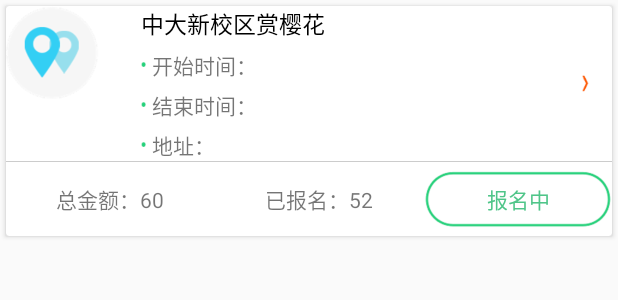
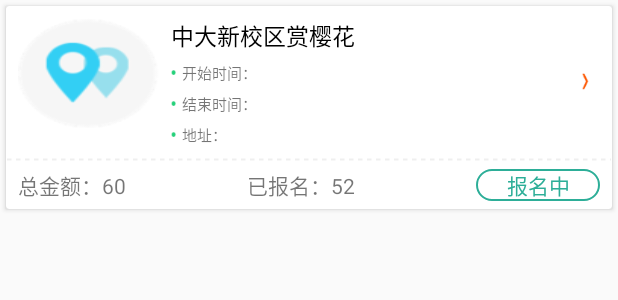
Before and after one commit to ActivityCommunityTeam/ActivityCommunity, an Android app: the layout calendar_recyclerview_list.xml on its own in the app's theme, with its tools: preview values and no code run, on a phone screen of 412 x 824 dp. Shown: the top 300 px of the screen. Run offline under Robolectric (Android 15) with nearby library versions, the phone set to English and light mode, and no system bars.

Commit message:
第三次提交

```diff
--- /dev/null
+++ b/app/src/main/res/drawable/tj_recylist_item_line_shap.xml
@@ -0,0 +1,12 @@
+<?xml version="1.0" encoding="utf-8"?>
+<shape xmlns:android="http://schemas.android.com/apk/res/android"
+       android:shape="line" >
+    <!--显示一条虚线，破折线的宽度为dashWith，破折线之间的空隙的宽度为dashGap，当dashGap=0dp时，为实线 -->
+    <stroke
+        android:dashGap="3dp"
+        android:dashWidth="3dp"
+        android:width="1dp"
+        android:color="@color/whitesmoke" />
+    <!-- 虚线的高度 -->
+    <size android:height="1dp" />
+</shape>
--- /dev/null
+++ b/app/src/main/res/drawable/tj_recylist_item_money_text_dark_shap.xml
@@ -0,0 +1,22 @@
+<?xml version="1.0" encoding="utf-8"?>
+<shape xmlns:android="http://schemas.android.com/apk/res/android"
+    android:shape="rectangle">
+    <!-- 圆角 -->
+    <corners
+        android:radius="20dp"
+        /><!-- 设置圆角半径 -->
+    <!-- 大小 -->
+    <!--<size
+        android:width="50dp"
+        android:height="50dp"/>&lt;!&ndash; 宽度和高度 &ndash;&gt;-->
+
+    <!-- 填充 -->
+    <solid
+        android:color="@color/whitesmoke"/><!-- 填充的颜色 -->
+
+    <!-- 描边 -->
+    <stroke
+        android:width="1dp"
+        android:color="@color/colorPrimaryDark"
+        />
+</shape>
--- /dev/null
+++ b/app/src/main/res/drawable/tj_recylist_item_money_text_light_shap.xml
@@ -0,0 +1,22 @@
+<?xml version="1.0" encoding="utf-8"?>
+<shape xmlns:android="http://schemas.android.com/apk/res/android"
+    android:shape="rectangle">
+    <!-- 圆角 -->
+    <corners
+        android:radius="20dp"
+        /><!-- 设置圆角半径 -->
+    <!-- 大小 -->
+    <!--<size
+        android:width="50dp"
+        android:height="50dp"/>&lt;!&ndash; 宽度和高度 &ndash;&gt;-->
+
+    <!-- 填充 -->
+    <solid
+        android:color="@android:color/white"/><!-- 填充的颜色 -->
+
+    <!-- 描边 -->
+    <stroke
+        android:width="1dp"
+        android:color="@color/colorPrimaryDark"
+        />
+</shape>
--- /dev/null
+++ b/app/src/main/res/drawable/tj_recylist_item_money_txt_sel.xml
@@ -0,0 +1,10 @@
+<?xml version="1.0" encoding="utf-8"?>
+<selector xmlns:android="http://schemas.android.com/apk/res/android">
+
+    <item android:state_checked="true" android:drawable="@drawable/tj_recylist_item_money_text_dark_shap"/>
+    <item android:state_pressed="true" android:drawable="@drawable/tj_recylist_item_money_text_dark_shap"/>
+    <item android:state_focused="true" android:drawable="@drawable/tj_recylist_item_money_text_dark_shap"/>
+    <item android:state_selected="true" android:drawable="@drawable/tj_recylist_item_money_text_dark_shap"/>
+    <item android:state_checked="false" android:drawable="@drawable/tj_recylist_item_money_text_light_shap"/>
+
+</selector>
--- /dev/null
+++ b/app/src/main/res/drawable/tj_recylist_item_sel.xml
@@ -0,0 +1,5 @@
+<?xml version="1.0" encoding="utf-8"?>
+<ripple xmlns:android="http://schemas.android.com/apk/res/android"
+        android:color="@color/colorPrimaryDark">
+    <item android:drawable="@color/colorFont_white"/>
+</ripple>
--- a/app/src/main/res/layout/calendar_recyclerview_list.xml
+++ b/app/src/main/res/layout/calendar_recyclerview_list.xml
@@ -4,11 +4,14 @@
     android:layout_width="match_parent"
     android:layout_height="wrap_content"
     android:layout_margin="4dp"
+    android:descendantFocusability="blocksDescendants"
     >
 
     <LinearLayout
         android:layout_width="match_parent"
         android:layout_height="wrap_content"
+        android:background="?android:selectableItemBackground"
+        android:descendantFocusability="blocksDescendants"
         android:orientation="vertical">
         <LinearLayout
             android:layout_width="match_parent"
@@ -24,20 +27,22 @@
             >
 
             <FrameLayout
-                android:layout_width="90dp"
+                android:layout_width="110dp"
                 android:layout_height="90dp">
 
                 <ImageView
+                    android:padding="@dimen/appbar_padding_top"
                     android:id="@+id/activity_pic_img"
-                    android:layout_width="wrap_content"
-                    android:layout_height="wrap_content"
-                    android:scaleType="centerCrop"
+                    android:layout_width="match_parent"
+                    android:layout_height="match_parent"
+                    android:scaleType="fitXY"
                     android:src="@drawable/fj_icon"
                     />
             </FrameLayout>
 
             <LinearLayout
-
+                android:paddingTop="@dimen/appbar_padding_top"
+                android:paddingBottom="@dimen/appbar_padding_top"
                 android:layout_width="match_parent"
                 android:layout_height="wrap_content"
                 android:orientation="vertical"
@@ -48,11 +53,13 @@
                     android:layout_width="wrap_content"
                     android:layout_height="wrap_content"
                     android:text="中大新校区赏樱花"
-                    android:textSize="15sp"
+                    android:singleLine="true"
+                    android:textSize="@dimen/mediumsp"
                     android:textColor="@color/colorFont_blake"
                     />
 
                 <TextView
+                    android:singleLine="true"
                     android:id="@+id/activity_begaintime_tv"
                     android:layout_width="wrap_content"
                     android:layout_height="wrap_content"
@@ -60,9 +67,11 @@
                     android:drawablePadding="4dp"
                     android:layout_marginTop="5dp"
                     android:text="开始时间："
+                    android:textSize="@dimen/tinysp"
                     />
 
                 <TextView
+                    android:singleLine="true"
                     android:id="@+id/activity_endtime_tv"
                     android:layout_width="wrap_content"
                     android:layout_height="wrap_content"
@@ -70,9 +79,11 @@
                     android:drawablePadding="4dp"
                     android:layout_marginTop="5dp"
                     android:text="结束时间："
+                    android:textSize="@dimen/tinysp"
                     />
 
                 <TextView
+                    android:singleLine="true"
                     android:id="@+id/activity_address_tv"
                     android:layout_width="wrap_content"
                     android:layout_height="wrap_content"
@@ -80,6 +91,7 @@
                     android:drawablePadding="4dp"
                     android:layout_marginTop="5dp"
                     android:text="地址："
+                    android:textSize="@dimen/tinysp"
                     />
 
 
@@ -98,10 +110,10 @@
                 />
 
         </LinearLayout>
-        <View
+        <ImageView
             android:layout_width="match_parent"
-            android:layout_height="0.5dp"
-            android:background="#ccc"></View>
+            android:layout_height="2dip"
+            android:background="@drawable/tj_recylist_item_line_shap" />
         <!---->
         <LinearLayout
             android:layout_width="match_parent"
@@ -117,8 +129,8 @@
                 android:layout_height="wrap_content"
                 android:layout_weight="1"
                 android:text="总金额：60"
-                android:gravity="center"
-
+                android:gravity="center_vertical"
+                android:layout_marginLeft="@dimen/appbar_padding_top"
                 />
 
             <TextView
@@ -127,17 +139,19 @@
                 android:layout_height="wrap_content"
                 android:layout_weight="1"
                 android:text="已报名：52"
-                android:gravity="center"
+                android:gravity="center_vertical"
                 />
 
             <TextView
                 android:id="@+id/activity_apply_tv"
                 android:layout_width="wrap_content"
-                android:layout_height="wrap_content"
+                android:layout_height="match_parent"
+                android:layout_weight="0.5"
                 android:text="报名中"
-                android:background="@drawable/lvkuang"
+                android:background="@drawable/tj_recylist_item_money_txt_sel"
                 android:gravity="center"
-                android:textColor="#4FC589"
+                android:textColor="@color/colorPrimaryDark"
+                android:layout_marginRight="@dimen/appbar_padding_top"
                 />
 
 
--- a/app/src/main/res/layout/fragment_my.xml
+++ b/app/src/main/res/layout/fragment_my.xml
@@ -3,7 +3,7 @@
     xmlns:android="http://schemas.android.com/apk/res/android"
     android:layout_width="match_parent"
     android:layout_height="match_parent"
-    android:fitsSystemWindows="true"
+    android:fitsSystemWindows="false"
     >
 <LinearLayout
     android:layout_width="match_parent"
--- a/app/src/main/res/layout/fragment_tj.xml
+++ b/app/src/main/res/layout/fragment_tj.xml
@@ -41,7 +41,7 @@
         <TextView
             android:layout_width="wrap_content"
             android:layout_height="wrap_content"
-            android:layout_margin="16dp"
+            android:layout_margin="@dimen/appbar_padding_top"
             android:drawableLeft="@drawable/zhutiao"
             android:drawablePadding="5dp"
             android:text="最热"
--- a/app/src/main/res/values/colors.xml
+++ b/app/src/main/res/values/colors.xml
@@ -8,4 +8,8 @@
     <color name="colorFont_white">#fff</color>
     <color name="colorFont_blake">#000</color>
     <color name="selectSexPress">#00000000</color>
+
+    <color name="whitesmoke">#efefef</color> <!-- 烟白色 -->
+
+
 </resources>
--- a/app/src/main/res/values/dimens.xml
+++ b/app/src/main/res/values/dimens.xml
@@ -4,4 +4,15 @@
     <dimen name="activity_vertical_margin">16dp</dimen>
     <dimen name="fab_margin">16dp</dimen>
     <dimen name="appbar_padding_top">8dp</dimen>
+
+
+
+    <!--sp-->
+    <dimen name="tinysp">10sp</dimen>
+    <dimen name="smallsp">12sp</dimen>
+
+
+    <dimen name="mediumsp">15sp</dimen>
+    <dimen name="bigsp">20sp</dimen>
+    <dimen name="hugesp">25sp</dimen>
 </resources>
```
Also changed, not shown: app/src/main/java/com/example/administrator/activitycommunity/adapter/CalendarActivityAdapter.java (+8 -2 lines), app/src/main/java/com/example/administrator/activitycommunity/adapter/FX_Adapter.java (+8 -1 lines), app/src/main/java/com/example/administrator/activitycommunity/adapter/TJ_Adapter.java (+10 -1 lines), app/src/main/res/drawable/calendar_recylist_item_apply_txt_sel.xml (added, +10 -0 lines), app/src/main/res/layout/fx_recyclerview_list.xml (+14 -6 lines), app/src/main/res/layout/hd_rl_fj.xml (+9 -1 lines), app/src/main/res/layout/my_attend_recyclerview_list.xml (+12 -6 lines), app/src/main/res/layout/my_attention_recyclerview_list.xml (+11 -5 lines), app/src/main/res/layout/tj_recyclerview_list.xml (+31 -20 lines).
